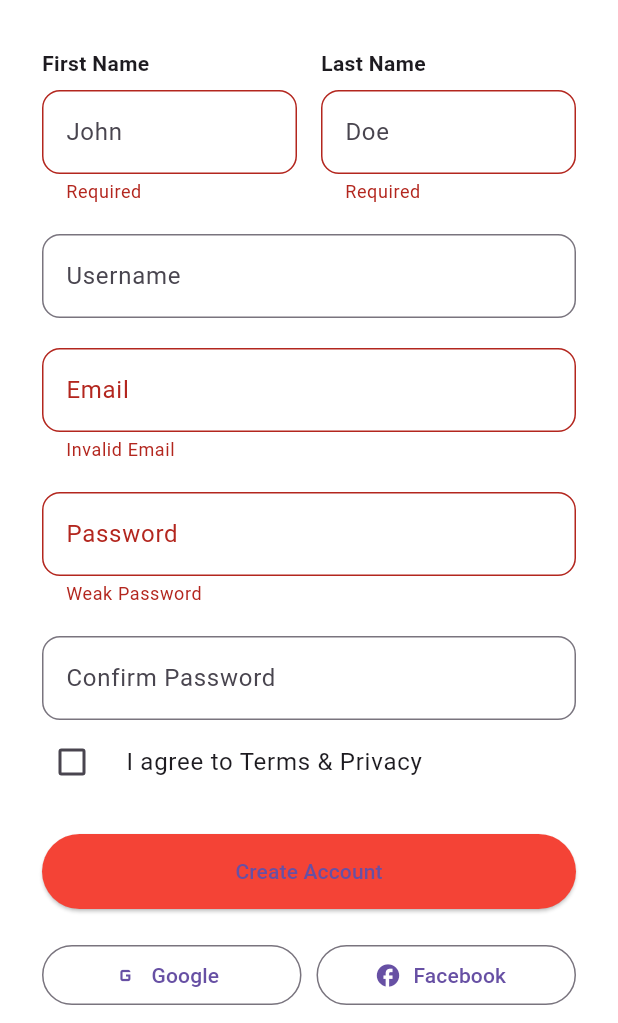
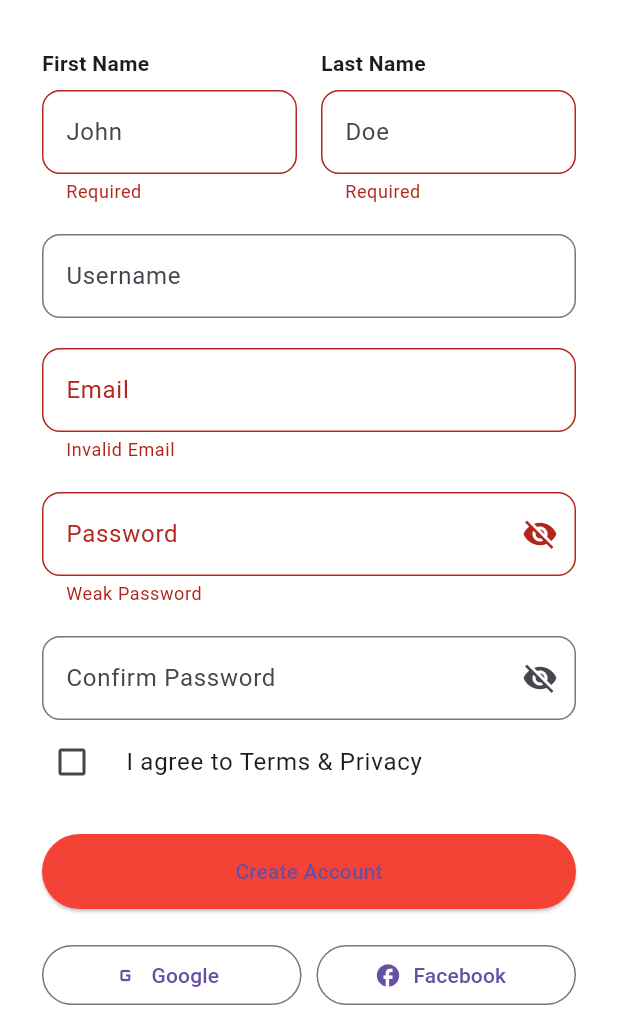
Before and after one commit to estheredi0406/Vitaro, a Flutter app: the CreateAccountScreen screen opened by its route, scrolled down 75 dp, after a tap on "Create Account", on a phone screen of 412 x 824 dp, the part 213-1236 px from its top. Run offline on Flutter 3.47's test engine with Material 3 defaults, Android fonts, the phone set to English and light mode, and no system bars; our stand-ins replace bloc, cached_network_image, cloud_firestore, equatable, firebase_auth, firebase_core and 8 more; missing offline and left inert: flutter_facebook_auth; accounts and stored records are empty; network calls fail.

Commit message:
fixed bugs

```diff
--- a/vitaro/lib/features/auth/presentation/screens/create_account_screen.dart
+++ b/vitaro/lib/features/auth/presentation/screens/create_account_screen.dart
@@ -89,12 +89,13 @@ class _CreateAccountScreenState extends State<CreateAccountScreen> {
     } on FirebaseAuthException catch (e) {
       // ... Error handling logic kept same ...
       String message = 'An error occurred';
-      if (e.code == 'weak-password')
+      if (e.code == 'weak-password') {
         message = 'The password provided is too weak.';
-      else if (e.code == 'email-already-in-use')
+      } else if (e.code == 'email-already-in-use') {
         message = 'An account already exists for that email.';
-      else if (e.code == 'invalid-email')
+      } else if (e.code == 'invalid-email') {
         message = 'Invalid email address.';
+      }
 
       if (mounted) {
         ScaffoldMessenger.of(
@@ -284,11 +285,17 @@ class _CreateAccountScreenState extends State<CreateAccountScreen> {
                   const SizedBox(height: 20),
                   TextFormField(
                     controller: _passwordController,
-                    obscureText: true,
+                    obscureText: _obscurePassword,
                     decoration: InputDecoration(
                       labelText: 'Password',
                       border: OutlineInputBorder(
                         borderRadius: BorderRadius.circular(12),
+                      ),
+                      suffixIcon: IconButton(
+                        icon: Icon(
+                          _obscurePassword ? Icons.visibility_off : Icons.visibility,
+                        ),
+                        onPressed: () => setState(() => _obscurePassword = !_obscurePassword),
                       ),
                     ),
                     validator: (v) => v!.length < 6 ? 'Weak Password' : null,
@@ -296,11 +303,17 @@ class _CreateAccountScreenState extends State<CreateAccountScreen> {
                   const SizedBox(height: 20),
                   TextFormField(
                     controller: _confirmPasswordController,
-                    obscureText: true,
+                    obscureText: _obscureConfirmPassword,
                     decoration: InputDecoration(
                       labelText: 'Confirm Password',
                       border: OutlineInputBorder(
                         borderRadius: BorderRadius.circular(12),
+                      ),
+                      suffixIcon: IconButton(
+                        icon: Icon(
+                          _obscureConfirmPassword ? Icons.visibility_off : Icons.visibility,
+                        ),
+                        onPressed: () => setState(() => _obscureConfirmPassword = !_obscureConfirmPassword),
                       ),
                     ),
                     validator: (v) =>
```
Also changed, not shown: vitaro/lib/features/auth/presentation/screens/login_screen.dart (+8 -4 lines), vitaro/lib/features/emergency/data/services/fcm_service.dart (+30 -5 lines).
